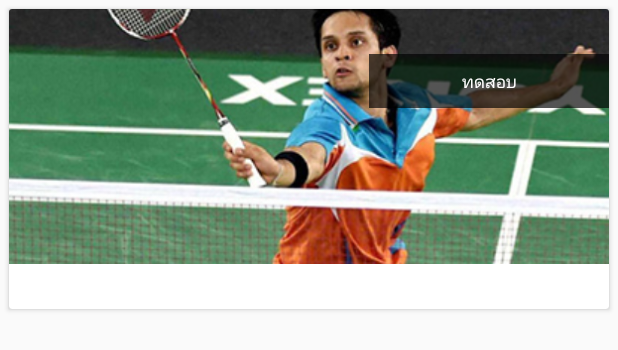
After one commit to ntossapo/stadium_android, an Android app: the layout cardview_quickmatch.xml on its own in the app's theme, with its tools: preview values and no code run, on a phone screen of 412 x 824 dp. The commit adds this screen. Shown: the top 350 px of the screen. Run offline under Robolectric (Android 15) with nearby library versions, the phone set to English and light mode, and no system bars.

Commit message:
quickmatch and change every response ectend reponse basic

```diff
--- a/app/src/main/java/com/tossapon/stadiumfinder/Model/Response/AllStadiumResponse.java
+++ b/app/src/main/java/com/tossapon/stadiumfinder/Model/Response/AllStadiumResponse.java
@@ -8,7 +8,6 @@ import java.util.List;
  * Created by Tossapon on 23/12/2558.
  */
 public class AllStadiumResponse extends Response{
-    public String status;
     public List<Stadium> data;
 
 
--- a/app/src/main/java/com/tossapon/stadiumfinder/Model/Response/StadiumDetailResponse.java
+++ b/app/src/main/java/com/tossapon/stadiumfinder/Model/Response/StadiumDetailResponse.java
@@ -6,6 +6,5 @@ import com.tossapon.stadiumfinder.Model.Util.StadiumDetailResponseData;
  * Created by Tossapon on 29/12/2558.
  */
 public class StadiumDetailResponse extends Response{
-    public String status;
     public StadiumDetailResponseData data;
 }
--- a/app/src/main/java/com/tossapon/stadiumfinder/Network/Server.java
+++ b/app/src/main/java/com/tossapon/stadiumfinder/Network/Server.java
@@ -3,7 +3,7 @@ package com.tossapon.stadiumfinder.Network;
  * Created by Tossapon on 20/12/2558.
  */
 public class Server {
-    public static final String BASEURL = "http://192.168.1.10:8000";
+    public static final String BASEURL = "http://192.168.1.3:8000";
     public static final String ROUTE_BASEURL = "https://maps.googleapis.com";
 
 }
--- /dev/null
+++ b/app/src/main/res/layout/cardview_quickmatch.xml
@@ -0,0 +1,44 @@
+<?xml version="1.0" encoding="utf-8"?>
+<android.support.v7.widget.CardView
+    xmlns:android="http://schemas.android.com/apk/res/android"
+    android:orientation="vertical"
+    android:layout_width="match_parent"
+    android:layout_height="200dp"
+    android:layout_margin="6dp"
+    android:id="@+id/cardview_quickmatch_self">
+    <RelativeLayout
+        android:layout_width="match_parent"
+        android:layout_height="match_parent">
+        <FrameLayout
+            android:layout_width="match_parent"
+            android:layout_height="wrap_content"
+            android:id="@+id/frameLayout">
+            <ImageView
+                android:layout_width="match_parent"
+                android:layout_height="170dp"
+                android:src="@drawable/badminton"
+                android:scaleType="centerCrop"
+                android:id="@+id/cardview_quickmatch_image" />
+            <TextView
+                android:layout_width="160dp"
+                android:layout_height="wrap_content"
+                android:background="#AA000000"
+                android:text="ทดสอบ"
+                android:textSize="11dp"
+                android:padding="10dp"
+                android:id="@+id/cardview_quickmatch_time"
+                android:layout_marginTop="30dp"
+                android:gravity="center"
+                android:textColor="#FFFFFF"
+                android:layout_gravity="right" />
+        </FrameLayout>
+        <TextView
+            android:layout_width="match_parent"
+            android:layout_height="match_parent"
+            android:padding="6dp"
+            android:textSize="11dp"
+            android:id="@+id/cardview_quickmatch_friend"
+            android:gravity="center_vertical"
+            android:layout_below="@+id/frameLayout" />
+    </RelativeLayout>
+</android.support.v7.widget.CardView>
```
Also changed, not shown: app/src/main/java/com/tossapon/stadiumfinder/Adapter/QuickmatchAdapter.java (added, +152 -0 lines), app/src/main/java/com/tossapon/stadiumfinder/Api/MainInterface.java (+9 -0 lines), app/src/main/java/com/tossapon/stadiumfinder/Api/QuickInterface.java (added, +17 -0 lines), app/src/main/java/com/tossapon/stadiumfinder/GroupActivity/MainActivity/MainActivity.java (+25 -7 lines), app/src/main/java/com/tossapon/stadiumfinder/GroupActivity/Splash/Splash.java (+7 -5 lines), app/src/main/java/com/tossapon/stadiumfinder/Model/Advance/QuickMatch.java (added, +73 -0 lines), app/src/main/java/com/tossapon/stadiumfinder/Model/Response/AllQuickMatchResponse.java (added, +20 -0 lines), app/src/main/java/com/tossapon/stadiumfinder/Model/Response/AuthResponse.java (+6 -4 lines), app/src/main/java/com/tossapon/stadiumfinder/Model/Response/Response.java (+8 -0 lines).
